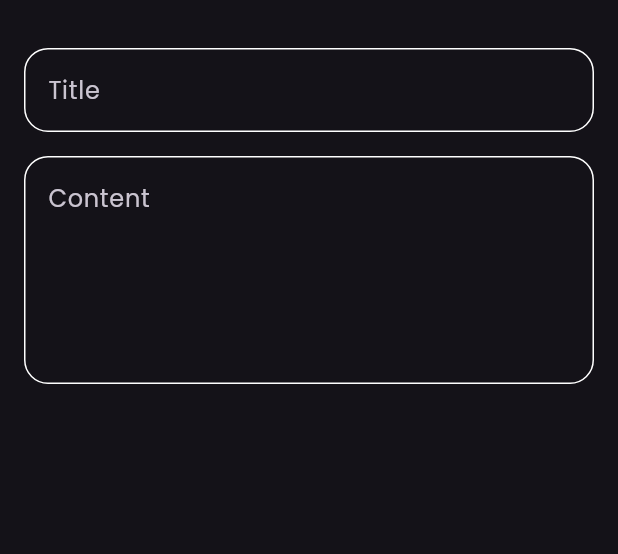
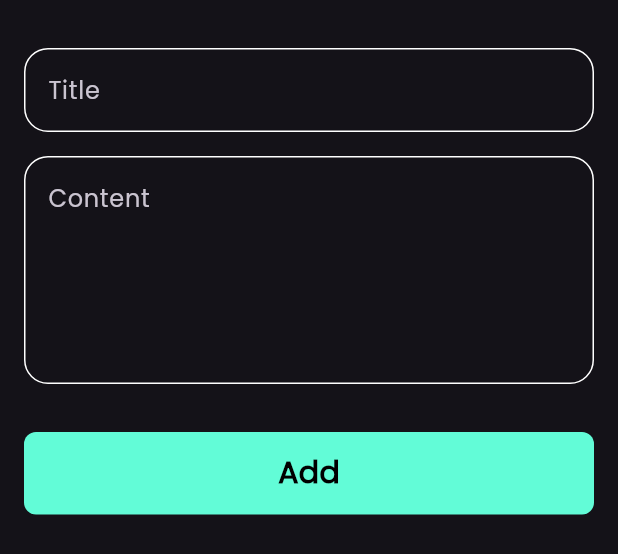
Before and after one commit to Abderlahman-Omar/notes_app, a Flutter app: the AddNoteBottomSheet widget shown alone on an empty page, opened directly, on a phone screen of 412 x 824 dp. Shown: the top 554 px of the screen. Run offline on Flutter 3.47's test engine with Material 3 defaults, Android fonts, the phone set to English and light mode, and no system bars.

Commit message:
finish notes bottom sheet

```diff
--- a/lib/views/widgets/add_note_bottom_sheet.dart
+++ b/lib/views/widgets/add_note_bottom_sheet.dart
@@ -1,4 +1,5 @@
 import 'package:flutter/material.dart';
+import 'package:notes_app/views/widgets/custom_button.dart';
 import 'package:notes_app/views/widgets/custom_text_field.dart';
 
 class AddNoteBottomSheet extends StatelessWidget {
@@ -10,6 +11,7 @@ class AddNoteBottomSheet extends StatelessWidget {
       padding: EdgeInsets.symmetric(
         horizontal: 16,
       ),
+      child: SingleChildScrollView(
         child: Column(
           children: [
             SizedBox(
@@ -25,7 +27,15 @@ class AddNoteBottomSheet extends StatelessWidget {
               hint: 'Content',
               maxLines: 5,
             ),
+            SizedBox(
+              height: 32,
+            ),
+            CustomButton(),
+            SizedBox(
+              height: 16,
+            ),
           ],
+        ),
       ),
     );
   }
--- /dev/null
+++ b/lib/views/widgets/custom_button.dart
@@ -0,0 +1,32 @@
+import 'package:flutter/material.dart';
+import 'package:notes_app/constants.dart';
+
+class CustomButton extends StatelessWidget {
+  const CustomButton({super.key});
+
+  @override
+  Widget build(BuildContext context) {
+    return Container(
+      width: MediaQuery.of(context).size.width,
+      height: 55,
+      decoration: const BoxDecoration(
+        color: kPrimaryColor,
+        borderRadius: BorderRadius.all(
+          Radius.circular(
+            8,
+          ),
+        ),
+      ),
+      child: const Center(
+        child: Text(
+          'Add',
+          style: TextStyle(
+            color: Colors.black,
+            fontSize: 20,
+            fontWeight: FontWeight.bold,
+          ),
+        ),
+      ),
+    );
+  }
+}
```
Lines whose indentation alone changed are shown as unchanged.
